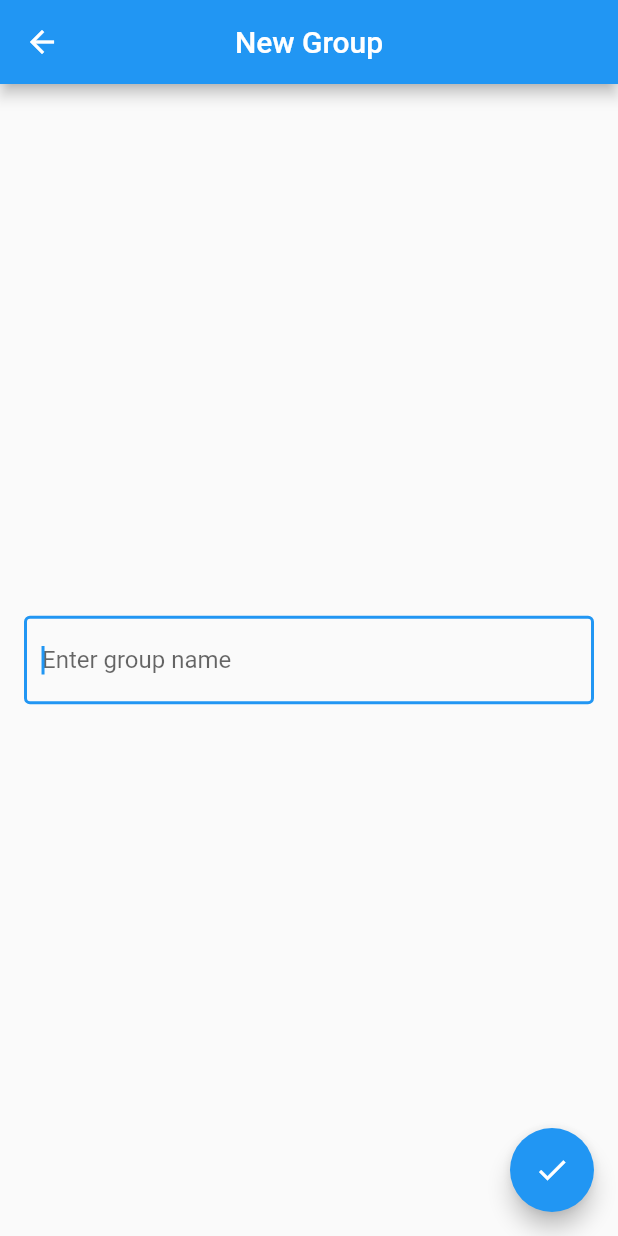
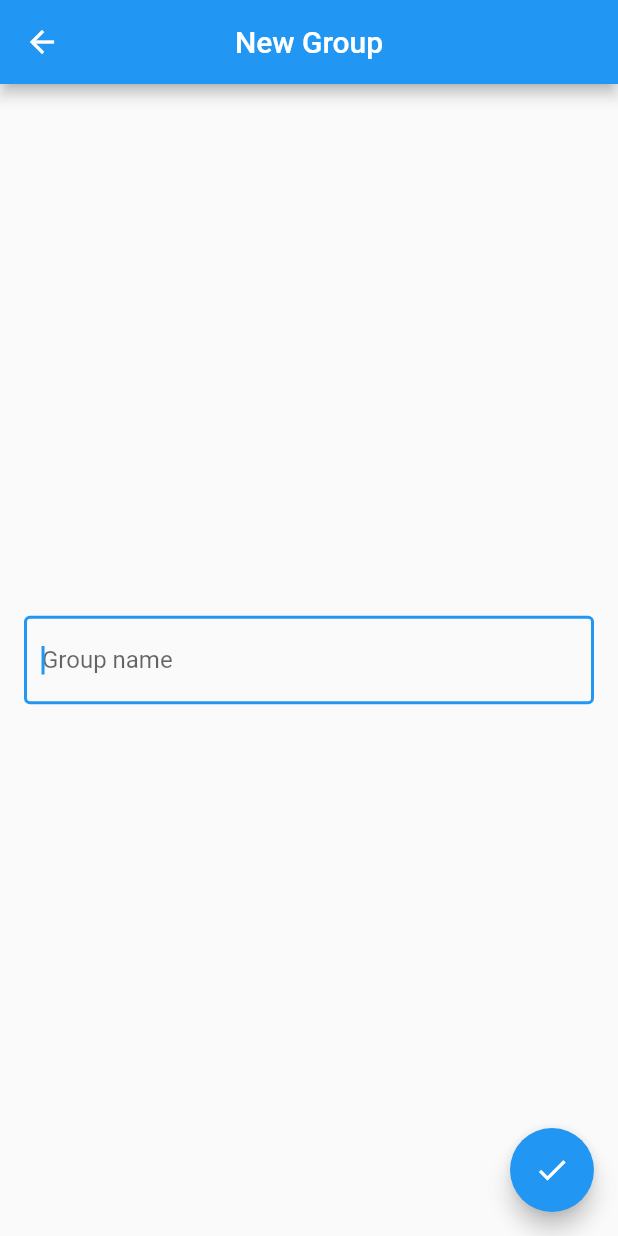
Before and after one commit to vl95ad15/flutter_todo, a Flutter app: the _GroupFormWidgetBody screen opened directly, on a phone screen of 412 x 824 dp. Run offline on Flutter 3.47's test engine with Material 2 defaults, Android fonts, the phone set to English and light mode, and no system bars; our stand-ins replace flutter_slidable, hive, hive_flutter; accounts and stored records are empty.

```diff
--- a/lib/ui/widgets/group_form/group_form_widget.dart
+++ b/lib/ui/widgets/group_form/group_form_widget.dart
@@ -49,12 +49,13 @@ class _GroupNameWidget extends StatelessWidget {
 
   @override
   Widget build(BuildContext context) {
-    final model = GroupFormWidgetModelProvider.read(context)?.model;
+    final model = GroupFormWidgetModelProvider.watch(context)?.model;
     return TextField(
       autofocus: true,
-      decoration: const InputDecoration(
-        border: OutlineInputBorder(),
-        hintText: 'Enter group name',
+      decoration: InputDecoration(
+        border: const OutlineInputBorder(),
+        hintText: 'Group name',
+        errorText: model?.errorText,
       ),
       onChanged: (value) => model?.groupName = value,
       onEditingComplete: () => model?.saveGroup(context),
--- a/lib/ui/widgets/group_form/group_form_widget_model.dart
+++ b/lib/ui/widgets/group_form/group_form_widget_model.dart
@@ -2,11 +2,18 @@ import 'package:flutter/material.dart';
 import 'package:flutter_todo/library/hive/box_manager.dart';
 import 'package:flutter_todo/domain/entity/group.dart';
 
-class GroupFormWidgetModel {
+class GroupFormWidgetModel extends ChangeNotifier {
   var groupName = '';
+  String? errorText;
 
   void saveGroup(BuildContext context) async {
-    if (groupName.isEmpty) return;
+    final groupName = this.groupName.trim();
+    if (groupName.isEmpty) {
+      errorText = 'Enter group name';
+      notifyListeners();
+      return;
+    }
+
     final group = Group(name: groupName);
     final box = await BoxManager.instance.openGroupBox();
     await box.add(group);
@@ -15,13 +22,13 @@ class GroupFormWidgetModel {
   }
 }
 
-class GroupFormWidgetModelProvider extends InheritedWidget {
+class GroupFormWidgetModelProvider extends InheritedNotifier {
   final GroupFormWidgetModel model;
   const GroupFormWidgetModelProvider({
     super.key,
     required this.model,
     required Widget child,
-  }) : super(child: child);
+  }) : super(notifier: model, child: child);
 
   static GroupFormWidgetModelProvider? watch(BuildContext context) {
     return context
```
